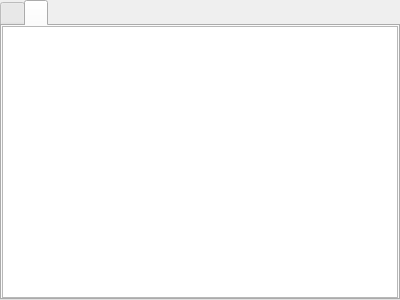
Qt form src/Editor/Resources/ResourceModelView.ui (RemotelyChaotic/JOIPEngine) before a commit.
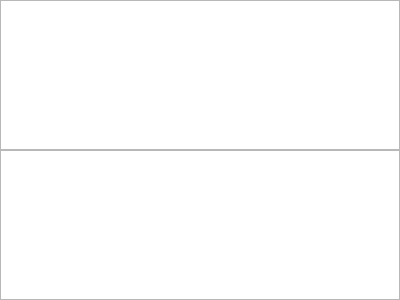
The same form after that commit. The open tabs and pages were chosen to show the change. Custom widgets are drawn as their Qt base class.

Commit message: Finished new Resource View including style

Diff of the .ui file:
```diff
--- a/src/Editor/Resources/ResourceModelView.ui
+++ b/src/Editor/Resources/ResourceModelView.ui
@@ -13,32 +13,10 @@
   <property name="windowTitle">
    <string>Form</string>
   </property>
-  <layout class="QGridLayout" name="gridLayout">
-   <property name="leftMargin">
-    <number>0</number>
-   </property>
-   <property name="topMargin">
-    <number>0</number>
-   </property>
-   <property name="rightMargin">
-    <number>0</number>
-   </property>
-   <property name="bottomMargin">
-    <number>0</number>
-   </property>
+  <layout class="QVBoxLayout" name="verticalLayout">
    <property name="spacing">
     <number>0</number>
    </property>
-   <item row="0" column="0">
-    <widget class="QTabWidget" name="pTabWidget">
-     <property name="currentIndex">
-      <number>0</number>
-     </property>
-     <widget class="QWidget" name="pPageTreeView">
-      <attribute name="title">
-       <string/>
-      </attribute>
-      <layout class="QGridLayout" name="gridLayout_2">
        <property name="leftMargin">
         <number>0</number>
        </property>
@@ -51,11 +29,14 @@
        <property name="bottomMargin">
         <number>0</number>
        </property>
-       <property name="spacing">
-        <number>0</number>
-       </property>
-       <item row="0" column="0">
+   <item>
         <widget class="QTreeView" name="pTreeView">
+     <property name="sizePolicy">
+      <sizepolicy hsizetype="Preferred" vsizetype="Expanding">
+       <horstretch>0</horstretch>
+       <verstretch>0</verstretch>
+      </sizepolicy>
+     </property>
          <property name="alternatingRowColors">
           <bool>true</bool>
          </property>
@@ -64,30 +45,14 @@
          </attribute>
         </widget>
        </item>
-      </layout>
-     </widget>
-     <widget class="QWidget" name="pPageDetailView">
-      <attribute name="title">
-       <string/>
-      </attribute>
-      <layout class="QGridLayout" name="gridLayout_3">
-       <property name="leftMargin">
-        <number>0</number>
-       </property>
-       <property name="topMargin">
-        <number>0</number>
-       </property>
-       <property name="rightMargin">
-        <number>0</number>
-       </property>
-       <property name="bottomMargin">
-        <number>0</number>
-       </property>
-       <property name="spacing">
-        <number>0</number>
-       </property>
-       <item row="0" column="0">
+   <item>
         <widget class="CResourceDetailView" name="pDetailView">
+     <property name="sizePolicy">
+      <sizepolicy hsizetype="Minimum" vsizetype="Expanding">
+       <horstretch>0</horstretch>
+       <verstretch>0</verstretch>
+      </sizepolicy>
+     </property>
          <property name="dragDropMode">
           <enum>QAbstractItemView::NoDragDrop</enum>
          </property>
@@ -106,13 +71,6 @@
          <property name="viewMode">
           <enum>QListView::IconMode</enum>
          </property>
-         <property name="uniformItemSizes">
-          <bool>true</bool>
-         </property>
-        </widget>
-       </item>
-      </layout>
-     </widget>
     </widget>
    </item>
   </layout>
```
Left out of the diff: 2 changed lines with no effect on the pictures. Lines whose indentation alone changed are shown as unchanged. The commit also changes 27 other files.
